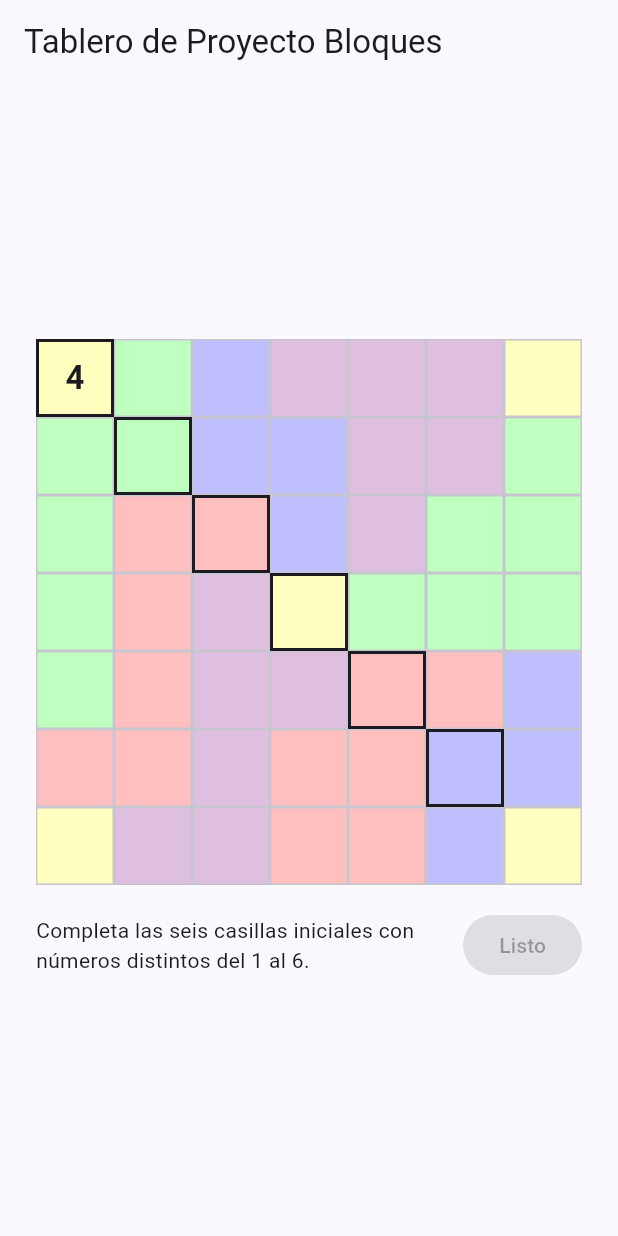
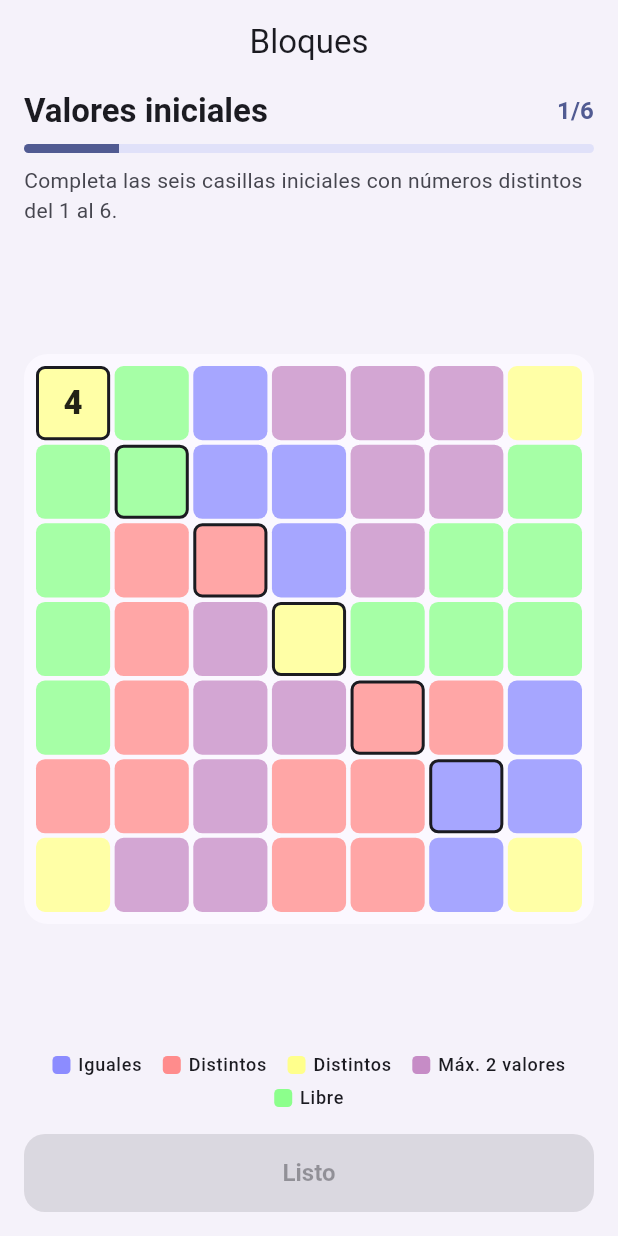
Before and after one commit to jorgeemilio-commits/proyecto_bloques, a Flutter app: the screen it shows after launch, on a phone screen of 412 x 824 dp. Run offline on Flutter 3.47's test engine with Material 3 defaults, Android fonts, the phone set to English and light mode, and no system bars; our stand-ins replace flutter_bloc.

Commit message:
Se limpio un poco la UI antes de que se decida bien como se vera

```diff
--- a/lib/main.dart
+++ b/lib/main.dart
@@ -1,11 +1,14 @@
-import 'dart:math' as math;
-
 import 'package:flutter/material.dart';
 
 import 'region.dart';
 import 'tablero.dart';
+import 'tipo.dart';
 import 'valores_iniciales_bloc.dart';
 import 'widgets/tablero_widget.dart';
+
+// Ancho maximo del contenido para que la app se vea como en un telefono
+// aun cuando la ventana sea mas ancha (por ejemplo, en escritorio).
+const double anchoMaximoTelefono = 430;
 
 void main() {
   runApp(const ProyectoBloquesApp());
@@ -18,6 +21,7 @@ class ProyectoBloquesApp extends StatelessWidget {
   Widget build(BuildContext context) {
     return MaterialApp(
       title: 'Proyecto Bloques',
+      debugShowCheckedModeBanner: false,
       theme: ThemeData(
         colorScheme: ColorScheme.fromSeed(seedColor: Colors.indigo),
         useMaterial3: true,
@@ -58,36 +62,117 @@ class _VistaPreviaTableroState extends State<VistaPreviaTablero> {
 
   @override
   Widget build(BuildContext context) {
+    final colores = Theme.of(context).colorScheme;
+
     return Scaffold(
-      appBar: AppBar(title: const Text('Tablero de Proyecto Bloques')),
-      body: Center(
-        child: Padding(
-          padding: const EdgeInsets.all(24),
-          child: LayoutBuilder(
-            builder: (context, constraints) {
-              final alturaDisponible = math.max(
-                0.0,
-                constraints.maxHeight - 88,
-              );
-              final tamanoTablero = math
-                  .min(560.0, math.min(constraints.maxWidth, alturaDisponible))
-                  .toDouble();
-
-              return Column(
-                mainAxisSize: MainAxisSize.min,
-                children: [
-                  SizedBox(
-                    width: tamanoTablero,
-                    child: TableroWidget(
-                      tablero: _tablero,
-                      onNumeroCambiado: _valoresInicialesBloc.notificarCambio,
+      backgroundColor: colores.surfaceContainerLow,
+      appBar: AppBar(
+        title: const Text('Bloques'),
+        centerTitle: true,
+        backgroundColor: colores.surfaceContainerLow,
       ),
-                  ),
-                  const SizedBox(height: 16),
-                  AnimatedBuilder(
+      body: SafeArea(
+        child: Center(
+          child: ConstrainedBox(
+            constraints: const BoxConstraints(maxWidth: anchoMaximoTelefono),
+            child: AnimatedBuilder(
               animation: _valoresInicialesBloc,
               builder: (context, _) {
                 final estado = _valoresInicialesBloc.estado;
+
+                return Padding(
+                  padding: const EdgeInsets.fromLTRB(16, 4, 16, 16),
+                  child: Column(
+                    children: [
+                      _EncabezadoFase(estado: estado),
+                      const SizedBox(height: 12),
+                      Expanded(
+                        child: Center(
+                          child: Card(
+                            elevation: 0,
+                            color: colores.surface,
+                            margin: EdgeInsets.zero,
+                            shape: RoundedRectangleBorder(
+                              borderRadius: BorderRadius.circular(16),
+                            ),
+                            child: Padding(
+                              padding: const EdgeInsets.all(8),
+                              child: TableroWidget(
+                                tablero: _tablero,
+                                onNumeroCambiado:
+                                    _valoresInicialesBloc.notificarCambio,
+                              ),
+                            ),
+                          ),
+                        ),
+                      ),
+                      const SizedBox(height: 12),
+                      const _LeyendaRegiones(),
+                      const SizedBox(height: 16),
+                      _botonListo(estado),
+                    ],
+                  ),
+                );
+              },
+            ),
+          ),
+        ),
+      ),
+    );
+  }
+
+  Widget _botonListo(ValoresInicialesEstado estado) {
+    return SizedBox(
+      width: double.infinity,
+      height: 52,
+      child: FilledButton(
+        style: FilledButton.styleFrom(
+          shape: RoundedRectangleBorder(
+            borderRadius: BorderRadius.circular(14),
+          ),
+          textStyle: const TextStyle(
+            fontSize: 16,
+            fontWeight: FontWeight.w600,
+          ),
+          backgroundColor: estado.confirmado ? Colors.grey.shade500 : null,
+          foregroundColor: estado.confirmado ? Colors.white : null,
+          disabledBackgroundColor:
+              estado.confirmado ? Colors.grey.shade500 : null,
+          disabledForegroundColor: estado.confirmado ? Colors.white : null,
+        ),
+        onPressed: estado.puedeAvanzar
+            ? () {
+                if (_valoresInicialesBloc.avanzar()) {
+                  setState(() {});
+                  ScaffoldMessenger.of(context).showSnackBar(
+                    const SnackBar(
+                      behavior: SnackBarBehavior.floating,
+                      content: Text('Valores iniciales correctos.'),
+                    ),
+                  );
+                }
+              }
+            : null,
+        child: const Text('Listo'),
+      ),
+    );
+  }
+}
+
+// Muestra la fase actual, cuantas casillas iniciales van llenas y el mensaje
+// que le indica al jugador que hacer.
+class _EncabezadoFase extends StatelessWidget {
+  final ValoresInicialesEstado estado;
+
+  const _EncabezadoFase({required this.estado});
+
+  @override
+  Widget build(BuildContext context) {
+    final tema = Theme.of(context);
+    final llenas = estado.valores.whereType<int>().length;
+    final total = estado.valores.length;
+    final hayError = estado.estanCompletos && !estado.noHayRepetidos;
+
     final mensaje = estado.confirmado
         ? 'Valores iniciales confirmados.'
         : !estado.estanCompletos
@@ -96,57 +181,88 @@ class _VistaPreviaTableroState extends State<VistaPreviaTablero> {
                 ? 'Las casillas iniciales deben tener números distintos.'
                 : 'Casillas iniciales completas. Puedes continuar.';
 
-                      return Row(
+    return Column(
+      crossAxisAlignment: CrossAxisAlignment.start,
+      children: [
+        Row(
           children: [
             Expanded(
               child: Text(
-                              mensaje,
-                              style: Theme.of(context).textTheme.bodyMedium,
+                'Valores iniciales',
+                style: tema.textTheme.titleLarge?.copyWith(
+                  fontWeight: FontWeight.w700,
                 ),
               ),
-                          const SizedBox(width: 12),
-                          FilledButton(
-                            style: FilledButton.styleFrom(
-                              backgroundColor: estado.confirmado
-                                  ? Colors.grey.shade500
-                                  : null,
-                              foregroundColor: estado.confirmado
-                                  ? Colors.white
-                                  : null,
-                              disabledBackgroundColor: estado.confirmado
-                                ? Colors.grey.shade500
-                                : null,
-                              disabledForegroundColor: estado.confirmado
-                                ? Colors.white
-                                : null,
             ),
-                            onPressed: estado.puedeAvanzar
-                                ? () {
-                                    if (_valoresInicialesBloc.avanzar()) {
-                                      setState(() {});
-                                      ScaffoldMessenger.of(context)
-                                          .showSnackBar(
-                                        const SnackBar(
-                                          content: Text(
-                                            'Valores iniciales correctos.',
+            Text(
+              '$llenas/$total',
+              style: tema.textTheme.titleMedium?.copyWith(
+                color: tema.colorScheme.primary,
+                fontWeight: FontWeight.w600,
               ),
             ),
+          ],
+        ),
+        const SizedBox(height: 8),
+        ClipRRect(
+          borderRadius: BorderRadius.circular(4),
+          child: LinearProgressIndicator(
+            value: total == 0 ? 0 : llenas / total,
+            minHeight: 6,
+          ),
+        ),
+        const SizedBox(height: 8),
+        Text(
+          mensaje,
+          style: tema.textTheme.bodyMedium?.copyWith(
+            color: hayError
+                ? tema.colorScheme.error
+                : tema.colorScheme.onSurfaceVariant,
+          ),
+        ),
+      ],
     );
   }
 }
-                                : null,
-                            child: const Text('Listo'),
+
+// Leyenda compacta con el color y la regla de cada tipo de region.
+class _LeyendaRegiones extends StatelessWidget {
+  const _LeyendaRegiones();
+
+  static const List<(TipoRegion, String)> _entradas = [
+    (TipoRegion.azul, 'Iguales'),
+    (TipoRegion.rojo, 'Distintos'),
+    (TipoRegion.amarillo, 'Distintos'),
+    (TipoRegion.lila, 'Máx. 2 valores'),
+    (TipoRegion.verde, 'Libre'),
+  ];
+
+  @override
+  Widget build(BuildContext context) {
+    final estiloTexto = Theme.of(context).textTheme.labelMedium;
+
+    return Wrap(
+      alignment: WrapAlignment.center,
+      spacing: 14,
+      runSpacing: 6,
+      children: [
+        for (final (tipo, regla) in _entradas)
+          Row(
+            mainAxisSize: MainAxisSize.min,
+            children: [
+              Container(
+                width: 12,
+                height: 12,
+                decoration: BoxDecoration(
+                  color: Color.lerp(Colors.white, tipo.color, 0.45),
+                  borderRadius: BorderRadius.circular(3),
+                ),
+              ),
+              const SizedBox(width: 5),
+              Text(regla, style: estiloTexto),
+            ],
           ),
       ],
     );
-                    },
-                  ),
-                ],
-              );
-            },
-          ),
-        ),
-      ),
-    );
   }
 }
--- a/lib/widgets/celda_widget.dart
+++ b/lib/widgets/celda_widget.dart
@@ -28,9 +28,10 @@ class CeldaWidget extends StatelessWidget {
       create: (_) => NumeroCeldaBloc(celda, onCambio: onNumeroCambiado),
       child: BlocBuilder<NumeroCeldaBloc, NumeroCeldaEstado>(
         builder: (context, estado) {
+          final colores = Theme.of(context).colorScheme;
           final colorDeFondo = region == null
-              ? Theme.of(context).colorScheme.surfaceContainerHighest
-              : Color.lerp(Colors.white, region!.tipo.color, 0.25)!;
+              ? colores.surfaceContainerHighest
+              : Color.lerp(Colors.white, region!.tipo.color, 0.35)!;
 
           return MenuCasillaWidget(
             esInsertable: celda.esInsertable,
@@ -40,19 +41,23 @@ class CeldaWidget extends StatelessWidget {
               alignment: Alignment.center,
               decoration: BoxDecoration(
                 color: colorDeFondo,
-                border: Border.all(
-                  color: esInicial
-                      ? Theme.of(context).colorScheme.onSurface
-                      : Theme.of(context).colorScheme.outlineVariant,
-                  width: esInicial ? 2 : 1,
+                borderRadius: BorderRadius.circular(6),
+                border: esInicial
+                    ? Border.all(color: colores.onSurface, width: 2)
+                    : null,
+              ),
+              child: FittedBox(
+                child: Padding(
+                  padding: const EdgeInsets.all(2),
+                  child: Text(
+                    estado.numero?.toString() ?? '',
+                    style: Theme.of(context).textTheme.titleLarge?.copyWith(
+                          color: Colors.black87,
+                          fontWeight:
+                              esInicial ? FontWeight.w800 : FontWeight.w500,
+                        ),
+                  ),
                 ),
-              ),
-              child: Text(
-                estado.numero?.toString() ?? '',
-                style: Theme.of(context).textTheme.titleLarge?.copyWith(
-                      fontWeight:
-                          esInicial ? FontWeight.bold : FontWeight.normal,
-                    ),
               ),
             ),
           );
--- a/lib/widgets/menu_casilla_widget.dart
+++ b/lib/widgets/menu_casilla_widget.dart
@@ -28,6 +28,7 @@ class _MenuCasillaWidgetState extends State<MenuCasillaWidget> {
   @override
   Widget build(BuildContext context) {
     return InkWell(
+      borderRadius: BorderRadius.circular(6),
       onTap: widget.esInsertable
           ? () {
               widget.onTap?.call();
--- a/lib/widgets/tablero_widget.dart
+++ b/lib/widgets/tablero_widget.dart
@@ -21,8 +21,11 @@ class TableroWidget extends StatelessWidget {
       aspectRatio: tablero.columnas / tablero.filas,
       child: GridView.builder(
         physics: const NeverScrollableScrollPhysics(),
+        padding: EdgeInsets.zero,
         gridDelegate: SliverGridDelegateWithFixedCrossAxisCount(
           crossAxisCount: tablero.columnas,
+          mainAxisSpacing: 3,
+          crossAxisSpacing: 3,
         ),
         itemCount: tablero.filas * tablero.columnas,
         itemBuilder: (context, indice) {
```
Also changed, not shown: 7 other files. Lines whose indentation alone changed are shown as unchanged.
